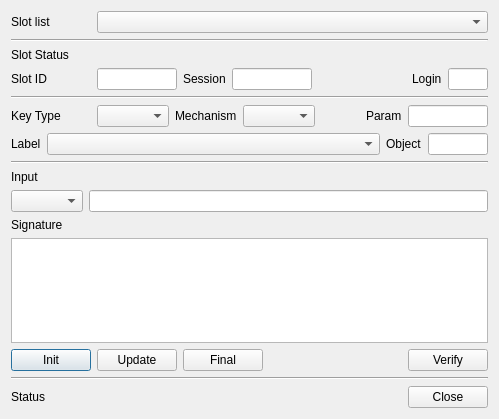
Old version of the form CryptokiMan/verify_dlg.ui in the repository jykim74/CryptokiMan.
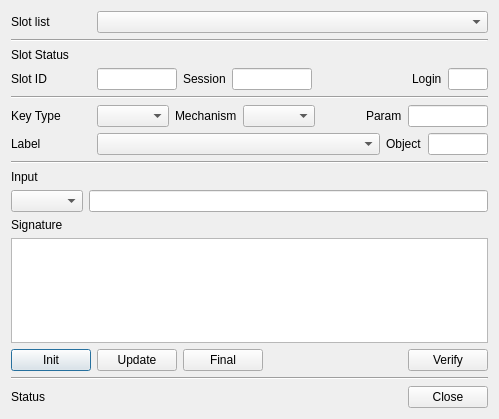
New version of the form.

Diff of the .ui file:
```diff
--- a/CryptokiMan/verify_dlg.ui
+++ b/CryptokiMan/verify_dlg.ui
@@ -219,6 +219,12 @@
      </item>
      <item row="0" column="0">
       <widget class="QLabel" name="label_6">
+       <property name="minimumSize">
+        <size>
+         <width>80</width>
+         <height>0</height>
+        </size>
+       </property>
        <property name="text">
         <string>Label</string>
        </property>
```
